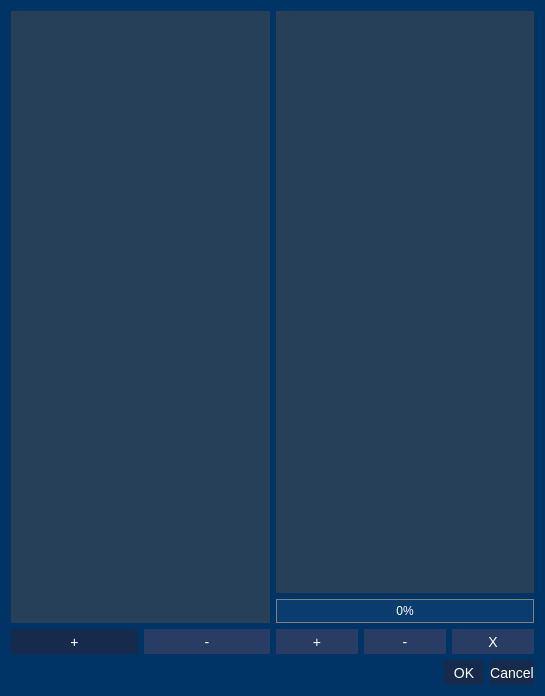
First picture: the form in gui/definitions/ui/group_dialog.ui, repository SilMon/NucDetect, before the edit.
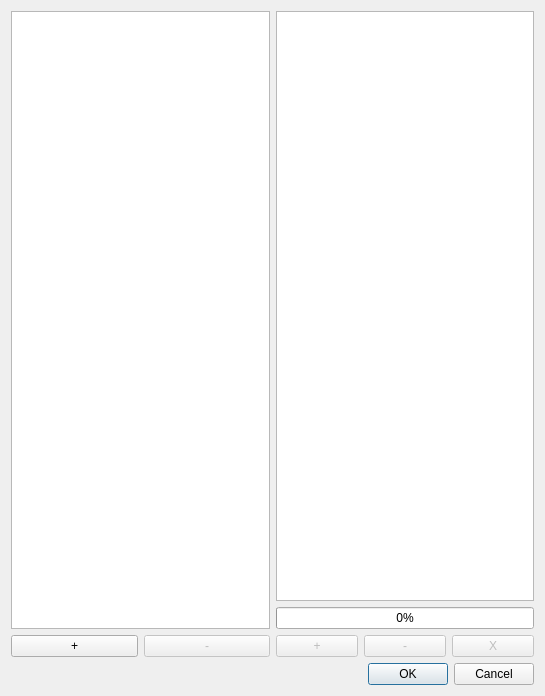
Second picture: the form after the edit.

The edit to the form file:
```diff
--- a/gui/definitions/ui/group_dialog.ui
+++ b/gui/definitions/ui/group_dialog.ui
@@ -14,55 +14,8 @@
    <string>Dialog</string>
   </property>
   <property name="styleSheet">
-   <string notr="true">QPushButton{
-	color: White;
-	background-color: rgba(22, 42, 75 , 255);
-	border: none;
-	font-size: 14px;
- 	text-align: center;
-     display: inline-block;
-	min-height: 25;
-	min-width: 40;
-}
-
-QPushButton:hover{
-	background-color:  rgba(15, 35, 68 , 255);
-}
-
-QPushButton:pressed{
-	background-color:  rgba(8, 28, 61 , 255);
-}
-
-QPushButton:disabled{
-	background-color:  rgba(40, 60, 100 , 255);
-}
-
-QTableView, QListView{
-	color: White;
-	background-color: rgba(77, 77, 77, 128)
-}
-
-QLabel{
-	color:White;
-}
-
-QProgressBar {
-	color: White;
-    border: 1px solid grey;
-    background-color: rgb(10, 60, 110);
- }
-
- QProgressBar::chunk {
-     background-color: rgba(77, 77, 77, 128);
- }
-
-QMainWindow{
-	background-color: rgb(0, 51, 102);
-}
-
-QDialog{
-	background-color: rgb(0, 51, 102);
-}</string>
+   <string notr="true">
+</string>
   </property>
   <layout class="QVBoxLayout" name="verticalLayout">
    <item>
```
